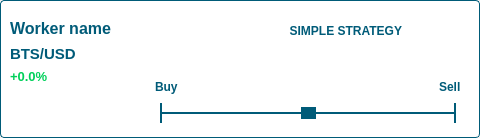
Before: the Qt Designer form dexbot/views/ui/worker_item_widget.ui in xeroc/stakemachine, drawn with Qt 5.
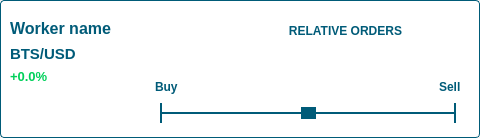
After: the same form once the commit is applied. Icons and pictures are not drawn.

Commit message: Change the name of simple strategy to relative orders

```diff
--- a/dexbot/views/ui/worker_item_widget.ui
+++ b/dexbot/views/ui/worker_item_widget.ui
@@ -136,7 +136,7 @@
             <string notr="true">color: #005B78;</string>
            </property>
            <property name="text">
-            <string>SIMPLE STRATEGY</string>
+            <string>RELATIVE ORDERS</string>
            </property>
            <property name="alignment">
             <set>Qt::AlignBottom|Qt::AlignRight|Qt::AlignTrailing</set>
```
The commit also changes 2 other files.
